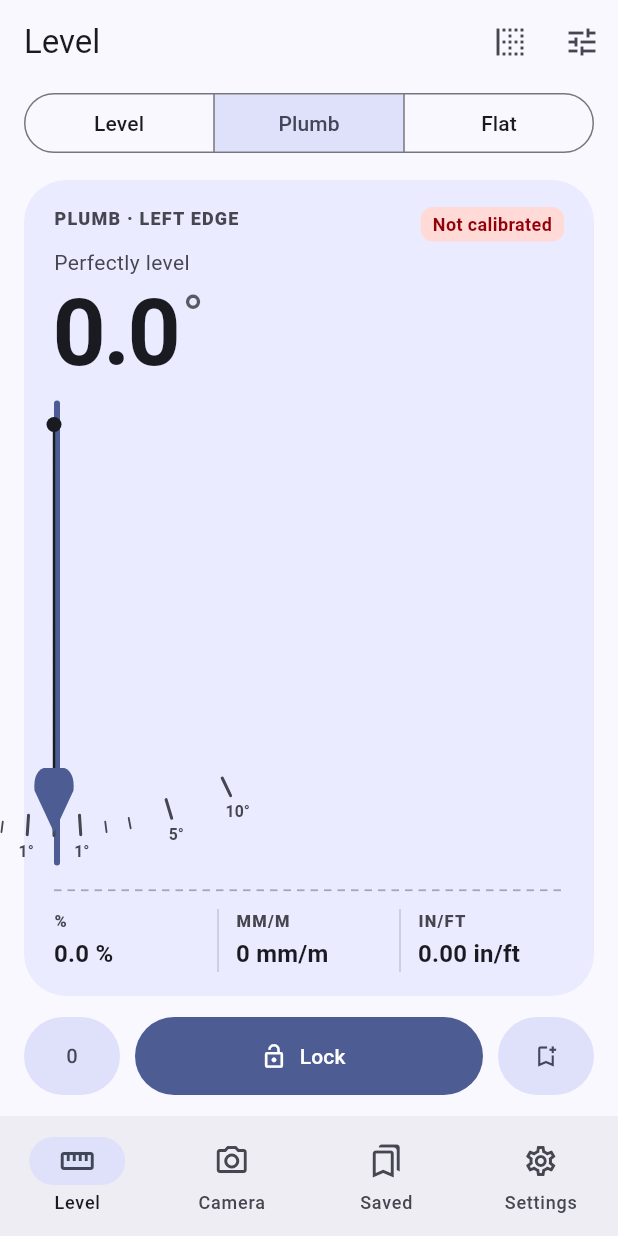
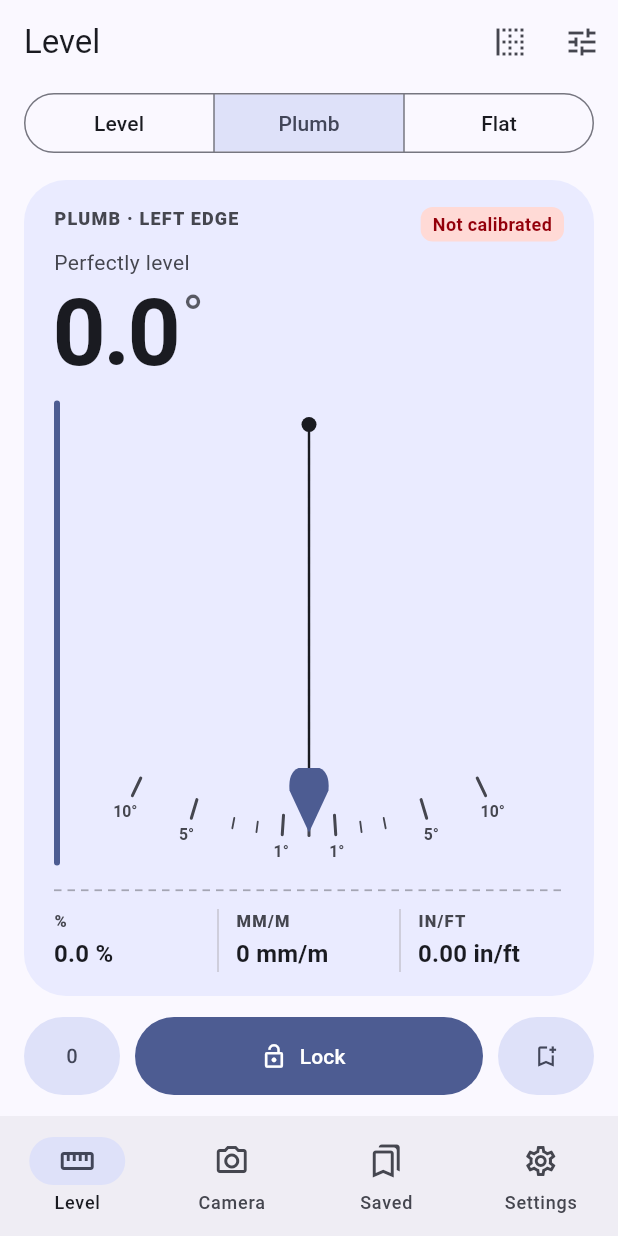
Before and after one commit to razvannicu15/Nivela, a Flutter app: the screen it shows after launch, after a tap on "Plumb", on a phone screen of 412 x 824 dp. Run offline on Flutter 3.47's test engine with Material 3 defaults, Android fonts, the phone set to English and light mode, and no system bars; our stand-ins replace camera.

Commit message:
Fix plumb drawing size and landscape column widths
Co-Authored-By: Claude Opus 5.5 <noreply@anthropic.com>
Claude-Session: https://claude.ai/code/session_01PSH8SsYx9vLsPuXhkJxfXr

```diff
--- a/lib/ui/level_page.dart
+++ b/lib/ui/level_page.dart
@@ -329,11 +329,13 @@ class _HeroCard extends StatelessWidget {
                     CustomPaint(painter: VialPainter(angle: v[0], cs: cs, accent: accent, tolerance: store.tolerance))),
           ),
         ]),
-      Mode.plumb => Smoothed(
-          values: [target],
-          builder: (c, v) => CustomPaint(
-              painter: PlumbPainter(
-                  angle: v[0], cs: cs, accent: accent, contactLeft: reading.contact == reading.edge.displayLeft)),
+      Mode.plumb => SizedBox.expand(
+          child: Smoothed(
+            values: [target],
+            builder: (c, v) => CustomPaint(
+                painter: PlumbPainter(
+                    angle: v[0], cs: cs, accent: accent, contactLeft: reading.contact == reading.edge.displayLeft)),
+          ),
         ),
       Mode.flat => Center(
           child: AspectRatio(
@@ -375,7 +377,7 @@ class _HeroCard extends StatelessWidget {
               ]),
             ),
             const SizedBox(width: 20),
-            SizedBox(width: box.maxHeight * 0.95, child: visual),
+            SizedBox(width: ((box.maxWidth - 60) * 0.48).clamp(0.0, box.maxHeight - 40), child: visual),
           ]),
         );
       }
```
